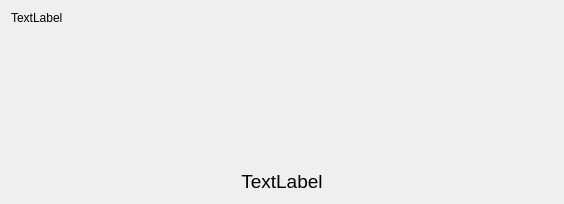
urban233/PySSA, file pyssa/gui/ui/forms/restart_user_pymol_view.ui: the form before one commit.
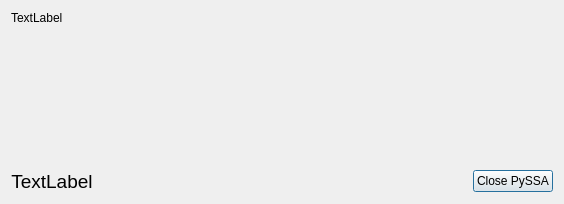
The form after the commit.

Commit message: stability: increased stability through async proof setChecked alternative & a file size check before loading a pymol session

What changed in the file:
```diff
--- a/pyssa/gui/ui/forms/restart_user_pymol_view.ui
+++ b/pyssa/gui/ui/forms/restart_user_pymol_view.ui
@@ -37,6 +37,8 @@
       </spacer>
      </item>
      <item>
+      <layout class="QHBoxLayout" name="horizontalLayout">
+       <item>
       <widget class="QLabel" name="lbl_message">
        <property name="font">
         <font>
@@ -50,6 +52,28 @@
         <set>Qt::AlignCenter</set>
        </property>
       </widget>
+       </item>
+       <item>
+        <spacer name="horizontalSpacer">
+         <property name="orientation">
+          <enum>Qt::Horizontal</enum>
+         </property>
+         <property name="sizeHint" stdset="0">
+          <size>
+           <width>40</width>
+           <height>20</height>
+          </size>
+         </property>
+        </spacer>
+       </item>
+       <item>
+        <widget class="QPushButton" name="btn_close_pyssa">
+         <property name="text">
+          <string>Close PySSA</string>
+         </property>
+        </widget>
+       </item>
+      </layout>
      </item>
     </layout>
    </item>
```
Lines whose indentation alone changed are shown as unchanged. The commit also changes 11 other files.
